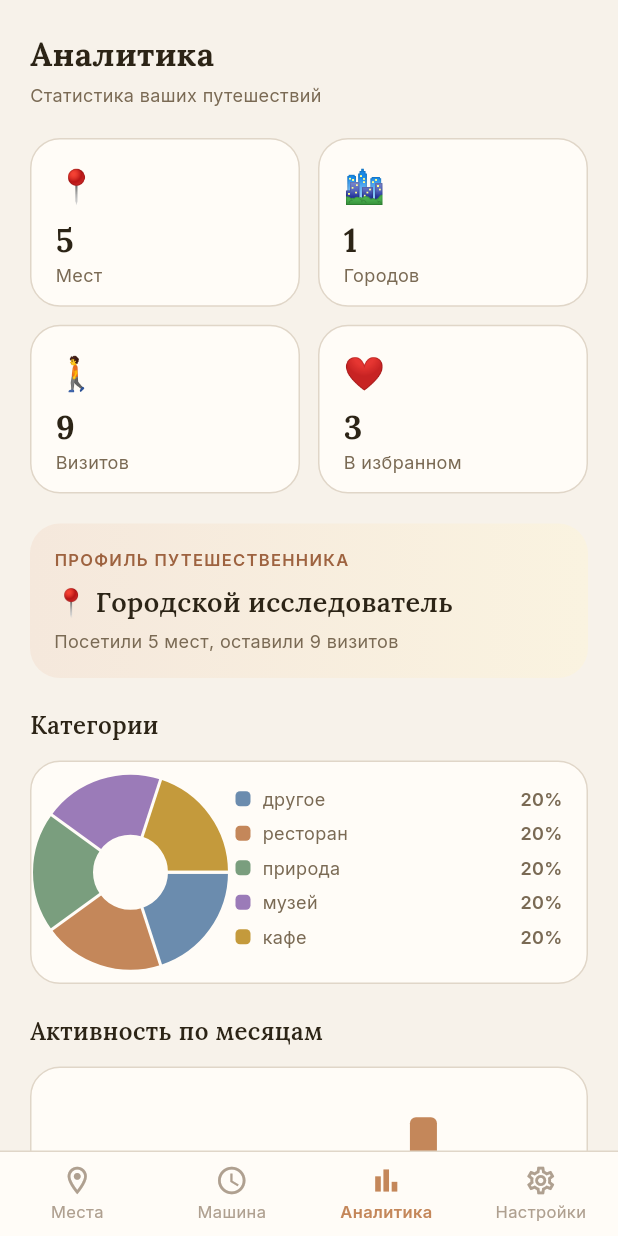
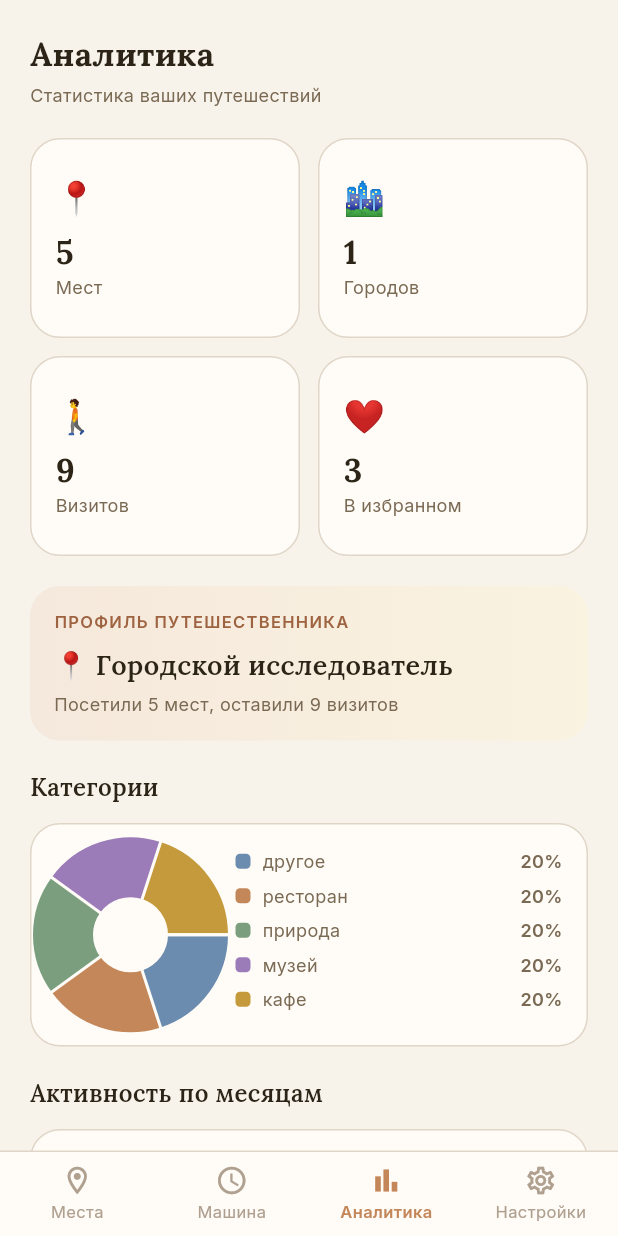
Before and after one commit to akonurbay/ownly, a Flutter app: the AnalyticsScreen screen opened by its route, on a phone screen of 412 x 824 dp. Run offline on Flutter 3.47's test engine with Material 3 defaults, Android fonts, the phone set to English and light mode, and no system bars; drawn by our look-alikes of fl_chart; our stand-ins replace firebase_auth, firebase_core, flutter_riverpod, go_router, google_fonts, hive_flutter and 3 more; accounts and stored records are empty.

Commit message:
fix: fix RenderFlex overflow in AnalyticsScreen stat tiles and bar chart
Co-Authored-By: Claude Sonnet 4.6 <noreply@anthropic.com>

```diff
--- a/lib/presentation/screens/analytics/analytics_screen.dart
+++ b/lib/presentation/screens/analytics/analytics_screen.dart
@@ -63,7 +63,7 @@ class AnalyticsScreen extends ConsumerWidget {
                 crossAxisCount: 2,
                 crossAxisSpacing: 12,
                 mainAxisSpacing: 12,
-                childAspectRatio: 1.6,
+                childAspectRatio: 1.35,
                 shrinkWrap: true,
                 physics: const NeverScrollableScrollPhysics(),
                 children: [
@@ -300,8 +300,8 @@ class _MonthlyChart extends StatelessWidget {
         monthlyData.map((e) => e.$2).reduce((a, b) => a > b ? a : b);
 
     return Container(
-      height: 140,
-      padding: const EdgeInsets.all(16),
+      height: 160,
+      padding: const EdgeInsets.fromLTRB(16, 12, 16, 8),
       decoration: BoxDecoration(
         color: AppColors.bgCard,
         borderRadius: BorderRadius.circular(20),
```
